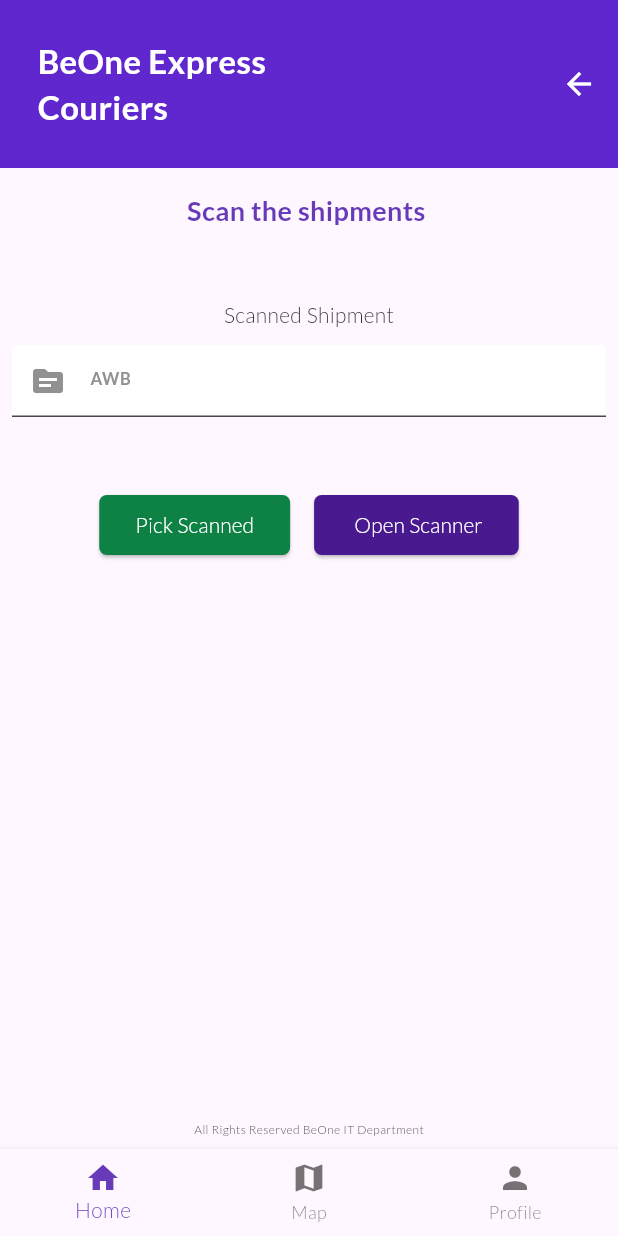
After one commit to khalidbeone/beonecouriers, a Flutter app: the QuickPickupPage screen opened directly, on a phone screen of 412 x 824 dp. The commit adds this screen. Run offline on Flutter 3.47's test engine with Material 3 defaults, Android fonts, the phone set to English and light mode, and no system bars; our stand-ins replace get, shared_preferences; accounts and stored records are empty; network calls fail.

Commit message:
Quick pickup design created

```diff
--- a/lib/pickableShipments.dart
+++ b/lib/pickableShipments.dart
@@ -3,6 +3,7 @@ import 'package:beonecouriers/includes/barCard.dart';
 import 'package:beonecouriers/includes/menuTabs.dart';
 import 'package:beonecouriers/includes/pageLabel.dart';
 import 'package:beonecouriers/includes/pickableShipment.dart';
+import 'package:beonecouriers/quickPickup.dart';
 import 'package:flutter/material.dart';
 import 'package:get/get.dart';
 
@@ -40,7 +41,7 @@ class _PickableShipmentstate extends State<PickableShipments> {
                             padding: const EdgeInsets.all(8.0),
                             child: SizedBox(
                               child: ElevatedButton(
-                                onPressed: (() {}),
+                                onPressed: (() { Get.to(const QuickPickupPage()) ; }),
                                 style: ElevatedButton.styleFrom(
                                   backgroundColor:
                                       const Color.fromRGBO(255, 159, 67, 1.0),
--- /dev/null
+++ b/lib/quickPickup.dart
@@ -0,0 +1,86 @@
+import 'package:beonecouriers/includes/barCard.dart';
+import 'package:beonecouriers/includes/pageLabel.dart';
+import 'package:flutter/material.dart';
+
+import 'includes/menuTabs.dart';
+
+class QuickPickupPage extends StatefulWidget {
+  const QuickPickupPage({super.key});
+
+  @override
+  State<QuickPickupPage> createState() => _QuickPickupPageState();
+}
+
+class _QuickPickupPageState extends State<QuickPickupPage> {
+  @override
+  Widget build(BuildContext context) {
+    return Scaffold(
+      body: Column(
+        children: [
+          const BarCard(),
+          const PageLabel(subject: "Scan the shipments "),
+          Expanded(
+            child: Padding(
+              padding: const EdgeInsets.all(8.0),
+              child: Column(
+                children: [
+                  const Text("Scanned Shipment"),
+                  const SizedBox(height: 10),
+                  const TextField(
+                    decoration: InputDecoration(
+                      filled: true,
+                      fillColor: Colors.white,
+                      hintText: 'AWB',
+                      prefixIcon: Icon(Icons.topic),
+                    ),
+                  ),
+                  const SizedBox(
+                    height: 40,
+                  ),
+                  Row(
+                    mainAxisAlignment: MainAxisAlignment.center,
+                    children: [
+                      Padding(
+                        padding: const EdgeInsets.all(8.0),
+                        child: ElevatedButton(
+                          onPressed: (() {}),
+                          style: ElevatedButton.styleFrom(
+                            backgroundColor:
+                                const Color.fromARGB(255, 14, 130, 68),
+                            shape: RoundedRectangleBorder(
+                                borderRadius: BorderRadius.circular(5)),
+                          ),
+                          child: const Text(
+                            'Pick Scanned',
+                            style: TextStyle(color: Colors.white),
+                          ),
+                        ),
+                      ),
+                      Padding(
+                        padding: const EdgeInsets.all(8.0),
+                        child: ElevatedButton(
+                          onPressed: (() {}),
+                          style: ElevatedButton.styleFrom(
+                            backgroundColor:
+                                const Color.fromARGB(255, 73, 25, 144),
+                            shape: RoundedRectangleBorder(
+                                borderRadius: BorderRadius.circular(5)),
+                          ),
+                          child: const Text(
+                            ' Open Scanner',
+                            style: TextStyle(color: Colors.white),
+                          ),
+                        ),
+                      ),
+                    ],
+                  )
+                ],
+              ),
+            ),
+          ),
+          const MenuTabs(selectedIndex: 0),
+        ],
+      ),
+    );
+  }
+}
```
